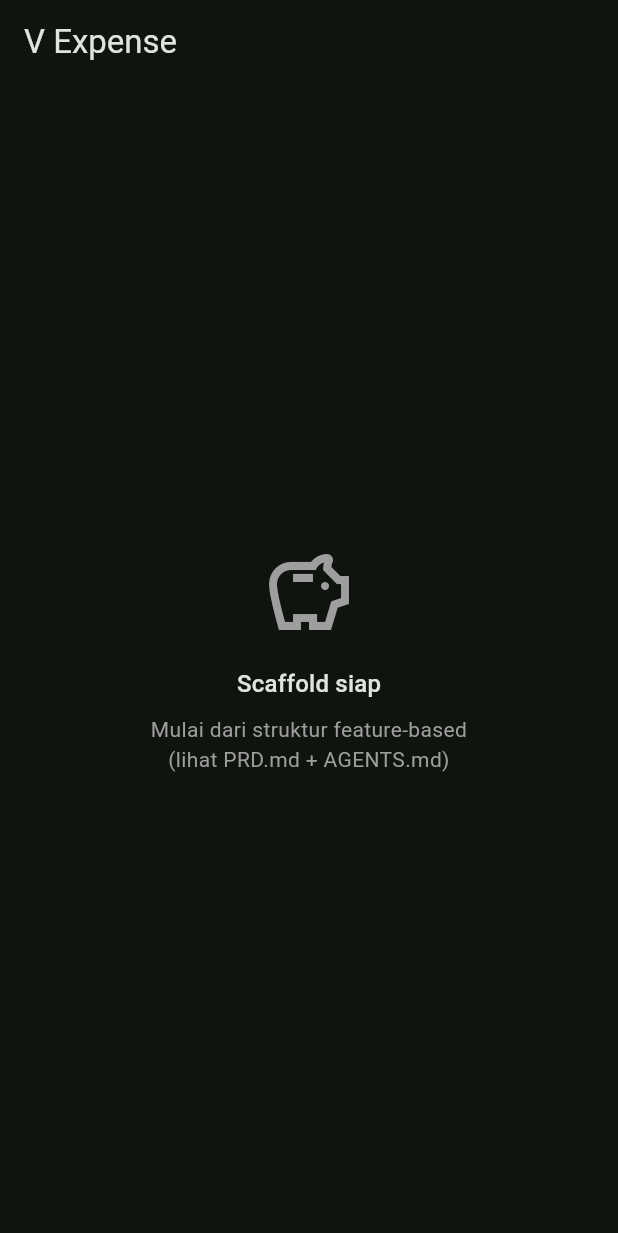
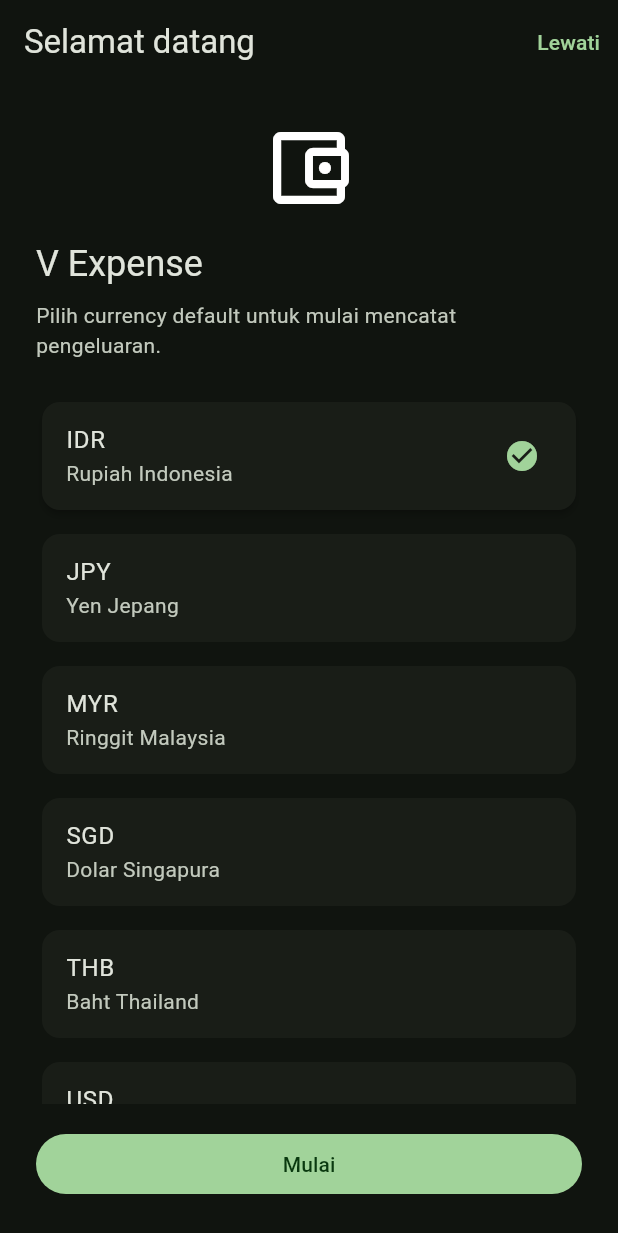
Before and after one commit to sandacof003/vexpense, a Flutter app: the screen it shows after launch, on a phone screen of 412 x 824 dp. Shown: the top 1233 px of the screen. Run offline on Flutter 3.47's test engine with Material 3 defaults, Android fonts, the phone set to English and light mode, and no system bars; our stand-ins replace flutter_riverpod, go_router, shared_preferences.

Commit message:
feat: FE-01 app shell, onboarding, dark theme default (#2)
Approved by independent review (deepseek-v4-pro) + re-verified by Hermes.

Task: t_a9a6341a (FE-01)

```diff
--- /dev/null
+++ b/lib/app/v_expense_app.dart
@@ -0,0 +1,24 @@
+import 'package:flutter/material.dart';
+import 'package:flutter_riverpod/flutter_riverpod.dart';
+
+import '../core/router/app_router.dart';
+import '../core/theme/app_theme.dart';
+
+/// Shell aplikasi: dark theme permanen + router berdasarkan status onboarding.
+class VExpenseApp extends ConsumerWidget {
+  const VExpenseApp({super.key});
+
+  @override
+  Widget build(BuildContext context, WidgetRef ref) {
+    final router = ref.watch(routerProvider);
+
+    return MaterialApp.router(
+      title: 'V Expense',
+      debugShowCheckedModeBanner: false,
+      theme: AppTheme.dark,
+      darkTheme: AppTheme.dark,
+      themeMode: ThemeMode.dark,
+      routerConfig: router,
+    );
+  }
+}
--- /dev/null
+++ b/lib/core/router/app_router.dart
@@ -0,0 +1,42 @@
+import 'package:flutter/material.dart';
+import 'package:flutter_riverpod/flutter_riverpod.dart';
+import 'package:go_router/go_router.dart';
+
+import '../../features/dashboard/dashboard_screen.dart';
+import '../../features/onboarding/onboarding_screen.dart';
+import '../settings/settings_providers.dart';
+
+/// Routing aplikasi: onboarding vs area utama.
+///
+/// Router dibuat STABIL (tidak recreate saat state berubah); redirect
+/// membaca status onboarding terbaru via `ref.read` sehingga:
+/// - boot instalasi baru → `/onboarding`
+/// - boot setelah selesai → `/dashboard`
+/// - onboarding tidak bisa diakses lagi setelah selesai
+/// Navigasi setelah selesai onboarding dilakukan eksplisit dengan
+/// `context.go('/dashboard')` dari [OnboardingScreen].
+final routerProvider = Provider<GoRouter>((ref) {
+  return GoRouter(
+    initialLocation: '/',
+    redirect: (context, state) {
+      final completed = ref.read(onboardingCompletedProvider);
+      final path = state.matchedLocation;
+
+      if (completed) {
+        return (path == '/onboarding' || path == '/') ? '/dashboard' : null;
+      }
+      return path == '/onboarding' ? null : '/onboarding';
+    },
+    routes: [
+      GoRoute(path: '/', builder: (context, state) => const SizedBox.shrink()),
+      GoRoute(
+        path: '/onboarding',
+        builder: (context, state) => const OnboardingScreen(),
+      ),
+      GoRoute(
+        path: '/dashboard',
+        builder: (context, state) => const DashboardScreen(),
+      ),
+    ],
+  );
+});
--- /dev/null
+++ b/lib/core/settings/currency.dart
@@ -0,0 +1,28 @@
+/// Currency yang didukung V Expense (PRD v0.4.1 §Region/F6).
+///
+/// [minorUnits] mengikuti aturan PRD: uang disimpan INTEGER dalam minor unit
+/// currency masing-masing (IDR/JPY = 0, USD = 2, USDT = 6).
+enum AppCurrency {
+  idr('IDR', 0, 'Rupiah Indonesia'),
+  jpy('JPY', 0, 'Yen Jepang'),
+  myr('MYR', 2, 'Ringgit Malaysia'),
+  sgd('SGD', 2, 'Dolar Singapura'),
+  thb('THB', 2, 'Baht Thailand'),
+  usd('USD', 2, 'Dolar AS'),
+  usdt('USDT', 6, 'Tether');
+
+  const AppCurrency(this.code, this.minorUnits, this.displayName);
+
+  final String code;
+  final int minorUnits;
+  final String displayName;
+
+  /// Resolve currency dari kode tersimpan; fallback ke [AppCurrency.idr]
+  /// bila kosong/tidak dikenal (default PRD: IDR).
+  static AppCurrency fromCode(String? code) {
+    for (final currency in AppCurrency.values) {
+      if (currency.code == code) return currency;
+    }
+    return AppCurrency.idr;
+  }
+}
--- /dev/null
+++ b/lib/core/settings/settings_providers.dart
@@ -0,0 +1,52 @@
+import 'package:flutter_riverpod/flutter_riverpod.dart';
+import 'package:shared_preferences/shared_preferences.dart';
+
+import 'currency.dart';
+import 'settings_storage.dart';
+
+/// SharedPreferences asli — di-override di widget test.
+final sharedPreferencesProvider = Provider<SharedPreferences>((ref) {
+  throw UnimplementedError(
+    'sharedPreferencesProvider harus di-override '
+    '(SharedPreferences.setMockInitialValues di test, '
+    'SharedPreferences.getInstance() di main).',
+  );
+});
+
+final settingsStorageProvider = Provider<SettingsStorage>(
+  (ref) => SettingsStorage(ref.watch(sharedPreferencesProvider)),
+);
+
+/// State status onboarding. `false` pada instalasi baru.
+final onboardingCompletedProvider =
+    NotifierProvider<OnboardingCompletedNotifier, bool>(
+      OnboardingCompletedNotifier.new,
+    );
+
+class OnboardingCompletedNotifier extends Notifier<bool> {
+  @override
+  bool build() => ref.watch(settingsStorageProvider).onboardingCompleted;
+
+  Future<void> complete() async {
+    final storage = ref.read(settingsStorageProvider);
+    await storage.setOnboardingCompleted(true);
+    state = true;
+  }
+}
+
+/// Currency default pilihan user; fallback IDR (PRD).
+final defaultCurrencyProvider =
+    NotifierProvider<DefaultCurrencyNotifier, AppCurrency>(
+      DefaultCurrencyNotifier.new,
+    );
+
+class DefaultCurrencyNotifier extends Notifier<AppCurrency> {
+  @override
+  AppCurrency build() => ref.watch(settingsStorageProvider).defaultCurrency;
+
+  Future<void> select(AppCurrency currency) async {
+    final storage = ref.read(settingsStorageProvider);
+    await storage.setDefaultCurrency(currency);
+    state = currency;
+  }
+}
--- /dev/null
+++ b/lib/core/theme/app_theme.dart
@@ -0,0 +1,38 @@
+import 'package:flutter/material.dart';
+
+/// Tema aplikasi V Expense.
+///
+/// Dark theme adalah default DAN satu-satunya tema di MVP (PRD v0.4.1:
+/// "Dark mode default"). Tidak ada light theme — [ThemeMode.dark] dipakai
+/// permanen supaya instalasi baru selalu membuka tema gelap.
+class AppTheme {
+  AppTheme._();
+
+  static const Color seed = Color(0xFF4CAF50);
+
+  /// Satu instance dipakai app-wide (MaterialApp.theme/darkTheme).
+  static final ThemeData dark = _buildDark();
+
+  static ThemeData _buildDark() {
+    final colorScheme = ColorScheme.fromSeed(
+      seedColor: seed,
+      brightness: Brightness.dark,
+    );
+    return ThemeData(
+      useMaterial3: true,
+      brightness: Brightness.dark,
+      colorScheme: colorScheme,
+      scaffoldBackgroundColor: colorScheme.surface,
+      appBarTheme: AppBarTheme(
+        backgroundColor: colorScheme.surface,
+        foregroundColor: colorScheme.onSurface,
+        elevation: 0,
+        scrolledUnderElevation: 2,
+      ),
+      inputDecorationTheme: const InputDecorationTheme(
+        border: OutlineInputBorder(),
+        filled: true,
+      ),
+    );
+  }
+}
--- a/lib/features/dashboard/dashboard_screen.dart
+++ b/lib/features/dashboard/dashboard_screen.dart
@@ -1,30 +1,40 @@
 import 'package:flutter/material.dart';
+import 'package:flutter_riverpod/flutter_riverpod.dart';
 
-/// Shell screen sementara — agent FE bakal ganti dengan implementasi penuh
-/// (8 screen wireframe: onboarding, dashboard, transaksi, akun, kategori,
-/// laporan, pengaturan).
-class DashboardScreen extends StatelessWidget {
+import '../../core/settings/settings_providers.dart';
+
+/// Area utama aplikasi (placeholder FE-01).
+///
+/// FE-03 akan mengisi saldo/summary/transaksi dari repository (BE-01).
+/// Sampai saat itu layar ini TIDAK menampilkan data dummy — hanya status
+/// yang benar-benar tersimpan (currency default dari settings storage).
+class DashboardScreen extends ConsumerWidget {
   const DashboardScreen({super.key});
 
   @override
-  Widget build(BuildContext context) {
+  Widget build(BuildContext context, WidgetRef ref) {
+    final currency = ref.watch(defaultCurrencyProvider);
+    final theme = Theme.of(context);
+
     return Scaffold(
       appBar: AppBar(title: const Text('V Expense')),
       body: Center(
         child: Column(
           mainAxisAlignment: MainAxisAlignment.center,
           children: [
-            const Icon(Icons.savings_outlined, size: 64, color: Colors.grey),
+            const Icon(Icons.savings_outlined, size: 64),
             const SizedBox(height: 16),
             Text(
-              'Scaffold siap',
-              style: Theme.of(context).textTheme.titleMedium,
+              'Currency default: ${currency.code}',
+              key: const Key('dashboard.currency'),
+              style: theme.textTheme.titleMedium,
             ),
             const SizedBox(height: 8),
-            const Text(
-              'Mulai dari struktur feature-based\n(lihat PRD.md + AGENTS.md)',
-              textAlign: TextAlign.center,
-              style: TextStyle(color: Colors.grey),
+            Text(
+              'Data transaksi menyusul (BE-01 repository).',
+              style: theme.textTheme.bodyMedium?.copyWith(
+                color: theme.colorScheme.onSurfaceVariant,
+              ),
             ),
           ],
         ),
--- /dev/null
+++ b/lib/features/onboarding/onboarding_screen.dart
@@ -0,0 +1,107 @@
+import 'package:flutter/material.dart';
+import 'package:flutter_riverpod/flutter_riverpod.dart';
+import 'package:go_router/go_router.dart';
+
+import '../../core/settings/currency.dart';
+import '../../core/settings/settings_providers.dart';
+
+/// Onboarding satu langkah: pilih currency default, lalu lanjut ke dashboard.
+///
+/// Acceptance FE-01:
+/// - Currency default terpilih tersimpan; bila user tidak memilih apa pun
+///   dan langsung "Lewati", nilai tetap IDR (default PRD).
+/// - Tombol "Lewati" menyelesaikan onboarding tanpa memilih currency.
+/// - Status selesai ditulis ke storage, bertahan setelah restart.
+class OnboardingScreen extends ConsumerStatefulWidget {
+  const OnboardingScreen({super.key});
+
+  @override
+  ConsumerState<OnboardingScreen> createState() => _OnboardingScreenState();
+}
+
+class _OnboardingScreenState extends ConsumerState<OnboardingScreen> {
+  AppCurrency _selected = AppCurrency.idr;
+
+  Future<void> _finish() async {
+    await ref.read(defaultCurrencyProvider.notifier).select(_selected);
+    await ref.read(onboardingCompletedProvider.notifier).complete();
+    if (mounted) context.go('/dashboard');
+  }
+
+  Future<void> _skip() async {
+    // Sengaja tidak memanggil select() — storage fallback ke IDR,
+    // memenuhi acceptance "bernilai IDR bila tidak dipilih".
+    await ref.read(onboardingCompletedProvider.notifier).complete();
+    if (mounted) context.go('/dashboard');
+  }
+
+  @override
+  Widget build(BuildContext context) {
+    final theme = Theme.of(context);
+
+    return Scaffold(
+      appBar: AppBar(
+        title: const Text('Selamat datang'),
+        actions: [
+          TextButton(
+            key: const Key('onboarding.skip'),
+            onPressed: _skip,
+            child: const Text('Lewati'),
+          ),
+        ],
+      ),
+      body: SafeArea(
+        child: Padding(
+          padding: const EdgeInsets.all(24),
+          child: Column(
+            crossAxisAlignment: CrossAxisAlignment.stretch,
+            children: [
+              const Icon(Icons.account_balance_wallet_outlined, size: 64),
+              const SizedBox(height: 16),
+              Text('V Expense', style: theme.textTheme.headlineSmall),
+              const SizedBox(height: 8),
+              Text(
+                'Pilih currency default untuk mulai mencatat pengeluaran.',
+                style: theme.textTheme.bodyMedium?.copyWith(
+                  color: theme.colorScheme.onSurfaceVariant,
+                ),
+              ),
+              const SizedBox(height: 24),
+              Expanded(
+                child: ListView.separated(
+                  itemCount: AppCurrency.values.length,
+                  separatorBuilder: (_, _) => const SizedBox(height: 8),
+                  itemBuilder: (context, index) {
+                    final currency = AppCurrency.values[index];
+                    final selected = currency == _selected;
+                    return Card(
+                      elevation: selected ? 2 : 0,
+                      child: ListTile(
+                        key: Key('onboarding.currency.${currency.code}'),
+                        title: Text(currency.code),
+                        subtitle: Text(currency.displayName),
+                        trailing: selected
+                            ? Icon(
+                                Icons.check_circle,
+                                color: theme.colorScheme.primary,
+                              )
+                            : null,
+                        onTap: () => setState(() => _selected = currency),
+                      ),
+                    );
+                  },
+                ),
+              ),
+              const SizedBox(height: 16),
+              FilledButton(
+                key: const Key('onboarding.continue'),
+                onPressed: _finish,
+                child: const Text('Mulai'),
+              ),
+            ],
+          ),
+        ),
+      ),
+    );
+  }
+}
--- a/lib/main.dart
+++ b/lib/main.dart
@@ -1,28 +1,18 @@
 import 'package:flutter/material.dart';
+import 'package:flutter_riverpod/flutter_riverpod.dart';
+import 'package:shared_preferences/shared_preferences.dart';
 
-import 'features/dashboard/dashboard_screen.dart';
+import 'app/v_expense_app.dart';
+import 'core/settings/settings_providers.dart';
 
-void main() {
-  runApp(const VExpenseApp());
+Future<void> main() async {
+  WidgetsFlutterBinding.ensureInitialized();
+  final prefs = await SharedPreferences.getInstance();
+
+  runApp(
+    ProviderScope(
+      overrides: [sharedPreferencesProvider.overrideWithValue(prefs)],
+      child: const VExpenseApp(),
+    ),
+  );
 }
-
-class VExpenseApp extends StatelessWidget {
-  const VExpenseApp({super.key});
-
-  @override
-  Widget build(BuildContext context) {
-    return MaterialApp(
-      title: 'V Expense',
-      debugShowCheckedModeBanner: false,
-      theme: ThemeData(
-        brightness: Brightness.dark,
-        colorScheme: ColorScheme.fromSeed(
-          seedColor: const Color(0xFF4CAF50),
-          brightness: Brightness.dark,
-        ),
-        useMaterial3: true,
-      ),
-      home: const DashboardScreen(),
-    );
-  }
-}
--- a/pubspec.yaml
+++ b/pubspec.yaml
@@ -34,6 +34,9 @@ dependencies:
   # The following adds the Cupertino Icons font to your application.
   # Use with the CupertinoIcons class for iOS style icons.
   cupertino_icons: ^1.0.8
+  flutter_riverpod: ^2.6.1
+  go_router: ^14.2.0
+  shared_preferences: ^2.3.2
 
 dev_dependencies:
   flutter_test:
```
Also changed, not shown: lib/core/settings/settings_storage.dart (added, +31 -0 lines), pubspec.lock, 3 other files.
